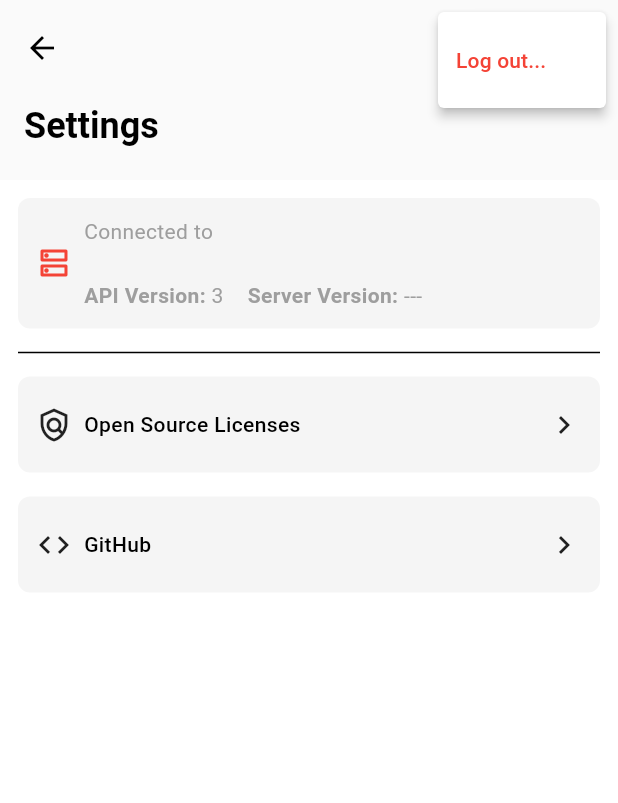
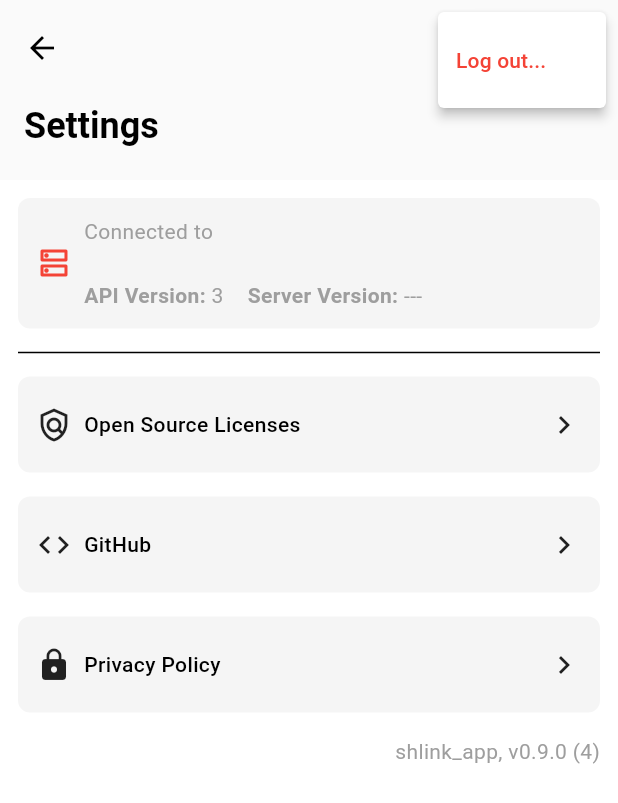
Before and after one commit to rainloreley/shlink-manager, a Flutter app: the SettingsView screen opened directly, after a tap on "Open Source Licenses", after a tap on the "more vert" icon, on a phone screen of 412 x 824 dp. Shown: the top 803 px of the screen. Run offline on Flutter 3.47's test engine with Material 2 defaults, Android fonts, the phone set to English and light mode, and no system bars; drawn by our look-alikes of dynamic_color; our stand-ins replace dartz, flutter_secure_storage, package_info_plus, qr_flutter; accounts and stored records are empty; network calls fail.

Commit message:
added version number and privacy policy

```diff
--- a/lib/SettingsView.dart
+++ b/lib/SettingsView.dart
@@ -1,4 +1,5 @@
 import 'package:flutter/material.dart';
+import 'package:package_info_plus/package_info_plus.dart';
 import 'package:shlink_app/API/ServerManager.dart';
 import 'package:shlink_app/LoginView.dart';
 import 'package:shlink_app/OpenSourceLicensesView.dart';
@@ -22,6 +23,7 @@ class _SettingsViewState extends State<SettingsView> {
 
   var _server_version = "---";
   ServerStatus _server_status = ServerStatus.connecting;
+  var packageInfo = null;
 
   @override
   void initState() {
@@ -32,6 +34,10 @@ class _SettingsViewState extends State<SettingsView> {
   }
 
   void getServerHealth() async {
+    var _packageInfo = await PackageInfo.fromPlatform();
+    setState(() {
+      packageInfo = _packageInfo;
+    });
     final response = await globals.serverManager.getServerHealth();
     response.fold((l) {
       setState(() {
@@ -191,7 +197,45 @@ class _SettingsViewState extends State<SettingsView> {
                         ),
                       ),
                     ),
-                  )
+                  ),
+                  SizedBox(height: 16),
+                  GestureDetector(
+                    onTap: () async {
+                      var url = Uri.parse("https://abmgrt.dev/shlink-manager/privacy");
+                      if (await canLaunchUrl(url)) {
+                        launchUrl(url, mode: LaunchMode.externalApplication);
+                      }
+                    },
+                    child: Container(
+                      decoration: BoxDecoration(
+                        borderRadius: BorderRadius.circular(8),
+                        color: Theme.of(context).brightness == Brightness.light ? Colors.grey[100] : Colors.grey[900],
+                      ),
+                      child: Padding(
+                        padding: EdgeInsets.only(left: 12, right: 12, top: 20, bottom: 20),
+                        child: Row(
+                            mainAxisAlignment: MainAxisAlignment.spaceBetween,
+                            children: [
+                              Row(
+                                children: [
+                                  Icon(Icons.lock),
+                                  SizedBox(width: 8),
+                                  Text("Privacy Policy", style: TextStyle(fontWeight: FontWeight.w500)),
+                                ],
+                              ),
+                              Icon(Icons.chevron_right)
+                            ]
+                        ),
+                      ),
+                    ),
+                  ),
+                  SizedBox(height: 16),
+                  if (packageInfo != null)
+                    Row(
+                      mainAxisAlignment: MainAxisAlignment.end,
+                      children: [
+                        Text("${packageInfo.appName}, v${packageInfo.version} (${packageInfo.buildNumber})", style: TextStyle(color: Colors.grey),),],
+                    )
                 ],
               )
             ),
--- a/lib/util/license.dart
+++ b/lib/util/license.dart
@@ -577,6 +577,40 @@ SOFTWARE.
         repository: null,
       ),
       License(
+        name: r'package_info_plus',
+        license: r'''Copyright 2017 The Chromium Authors. All rights reserved.
+
+Redistribution and use in source and binary forms, with or without
+modification, are permitted provided that the following conditions are
+met:
+
+   * Redistributions of source code must retain the above copyright
+notice, this list of conditions and the following disclaimer.
+   * Redistributions in binary form must reproduce the above
+copyright notice, this list of conditions and the following disclaimer
+in the documentation and/or other materials provided with the
+distribution.
+   * Neither the name of Google Inc. nor the names of its
+contributors may be used to endorse or promote products derived from
+this software without specific prior written permission.
+
+THIS SOFTWARE IS PROVIDED BY THE COPYRIGHT HOLDERS AND CONTRIBUTORS
+"AS IS" AND ANY EXPRESS OR IMPLIED WARRANTIES, INCLUDING, BUT NOT
+LIMITED TO, THE IMPLIED WARRANTIES OF MERCHANTABILITY AND FITNESS FOR
+A PARTICULAR PURPOSE ARE DISCLAIMED. IN NO EVENT SHALL THE COPYRIGHT
+OWNER OR CONTRIBUTORS BE LIABLE FOR ANY DIRECT, INDIRECT, INCIDENTAL,
+SPECIAL, EXEMPLARY, OR CONSEQUENTIAL DAMAGES (INCLUDING, BUT NOT
+LIMITED TO, PROCUREMENT OF SUBSTITUTE GOODS OR SERVICES; LOSS OF USE,
+DATA, OR PROFITS; OR BUSINESS INTERRUPTION) HOWEVER CAUSED AND ON ANY
+THEORY OF LIABILITY, WHETHER IN CONTRACT, STRICT LIABILITY, OR TORT
+(INCLUDING NEGLIGENCE OR OTHERWISE) ARISING IN ANY WAY OUT OF THE USE
+OF THIS SOFTWARE, EVEN IF ADVISED OF THE POSSIBILITY OF SUCH DAMAGE.
+''',
+        version: r'^4.0.2',
+        homepage: r'https://plus.fluttercommunity.dev/',
+        repository: r'https://github.com/fluttercommunity/plus_plugins/tree/main/packages/',
+      ),
+      License(
         name: r'qr_flutter',
         license: r'''BSD 3-Clause License
 
--- a/pubspec.yaml
+++ b/pubspec.yaml
@@ -16,7 +16,7 @@ publish_to: 'none' # Remove this line if you wish to publish to pub.dev
 # https://developer.apple.com/library/archive/documentation/General/Reference/InfoPlistKeyReference/Articles/CoreFoundationKeys.html
 # In Windows, build-name is used as the major, minor, and patch parts
 # of the product and file versions while build-number is used as the build suffix.
-version: 0.9.0+3
+version: 0.9.0+4
 
 environment:
   sdk: ^2.19.0
@@ -40,6 +40,7 @@ dependencies:
   intl: ^0.18.1
   dynamic_color: ^1.6.6
   url_launcher: 6.1.9
+  package_info_plus: ^4.0.2
 
 dev_dependencies:
   flutter_test:
```
Also changed, not shown: pubspec.lock, 1 other file.
